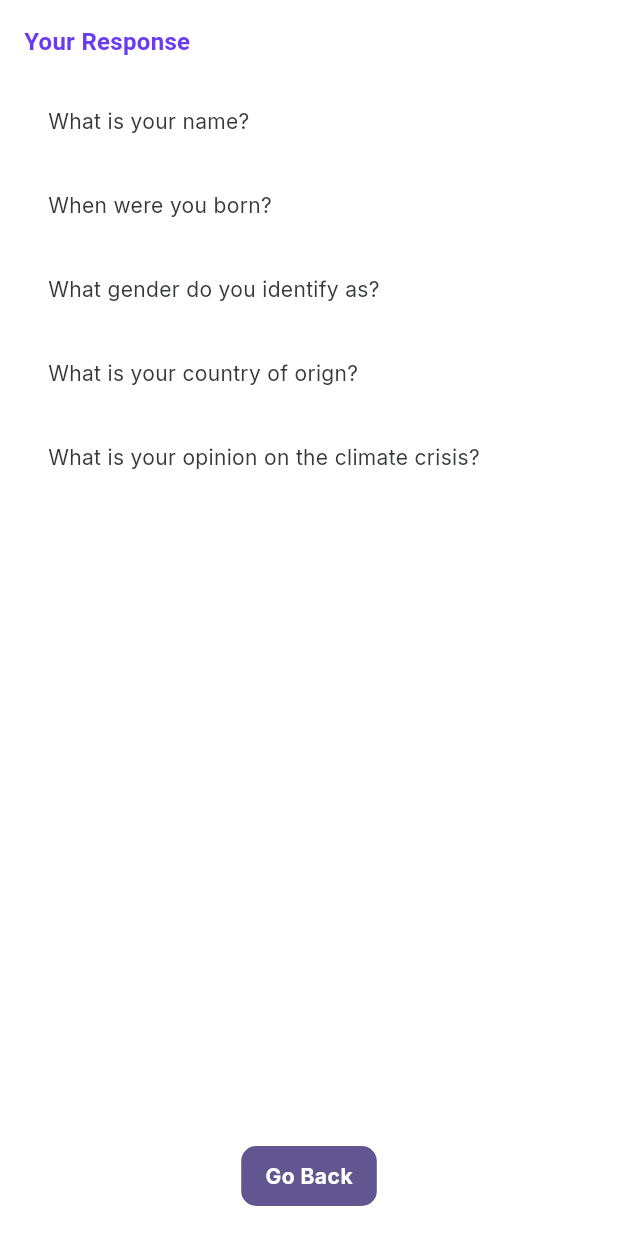
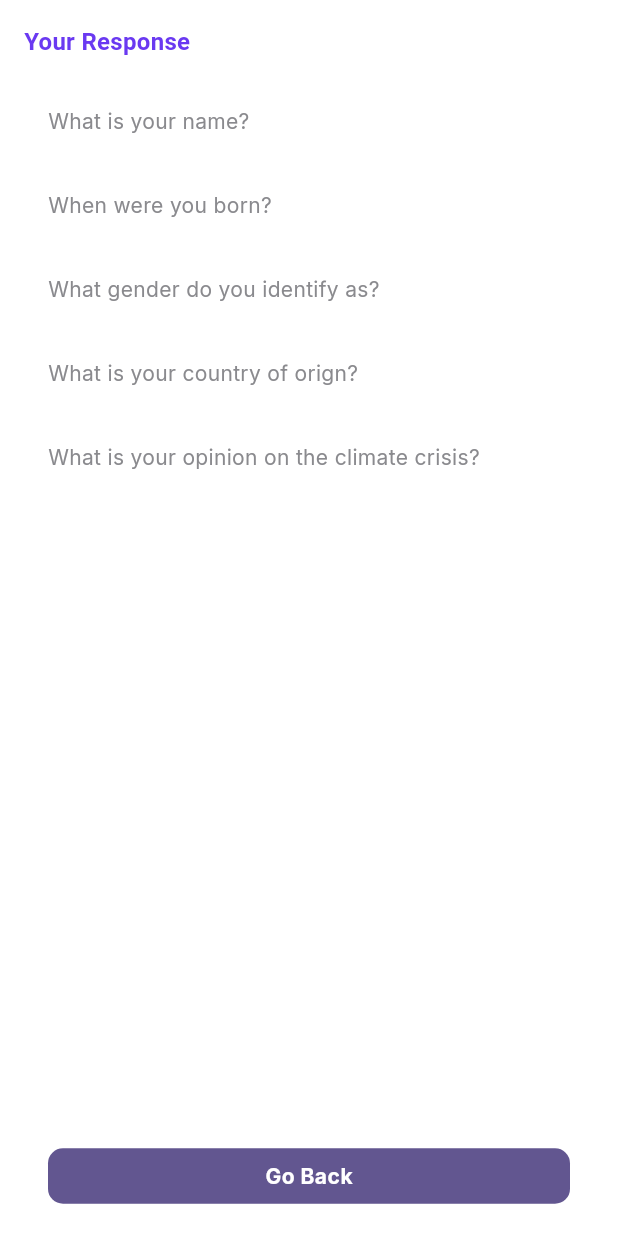
Before and after one commit to sujanpatro-surya/flutter-form-exercise, a Flutter app: the FormResponse screen opened directly with empty values, on a phone screen of 412 x 824 dp. Run offline on Flutter 3.47's test engine with Material 2 defaults, Android fonts, the phone set to English and light mode, and no system bars; generated files the repository leaves out were written again.

Commit message:
Implemented Form Response page

```diff
--- a/lib/on_generate_routes.dart
+++ b/lib/on_generate_routes.dart
@@ -14,7 +14,7 @@ class GenerateRoute {
 
       case ('/formResponse') : {
         return MaterialPageRoute(
-          builder: (context) => FormResponse(),
+          builder: (context) => const FormResponse(),
           settings: settings
         );
       }
--- a/lib/screens/common_util.dart
+++ b/lib/screens/common_util.dart
@@ -46,3 +46,12 @@ PreferredSizeWidget customAppBar(Text title) {
 }
 
 const double _appBarTitleBottomPadding = 12;
+
+Size getButtonSize(BuildContext context) {
+  if (MediaQuery.of(context).orientation == Orientation.landscape) {
+    return const Size(0, 0);
+  }
+  else {
+    return const Size(double.infinity, 0);
+  }
+}
--- a/lib/screens/form/sections/submit.dart
+++ b/lib/screens/form/sections/submit.dart
@@ -2,6 +2,8 @@ import 'package:flutter/material.dart';
 import 'package:flutter_form_exercise/screens/form/common_values.dart';
 import 'package:flutter_form_exercise/theme/colors.dart';
 import 'package:flutter_gen/gen_l10n/app_localizations.dart';
+import '../../../user_opinion.dart';
+import '../../common_util.dart';
 import 'alert_dialog.dart';
 
 class SubmitButton extends StatelessWidget {
@@ -35,24 +37,26 @@ class SubmitButton extends StatelessWidget {
     );
   }
 
-  Size getButtonSize(BuildContext context) {
-    if (MediaQuery.of(context).orientation == Orientation.landscape) {
-      return const Size(0, 0);
-    }
-    else {
-      return const Size(double.infinity, 0);
-    }
-  }
-
   void _submitForm(BuildContext context) {
+    UserOpinion userOpinion = _getUserOpinionInstance();
     showDialog<bool>(
       context: context,
       builder: (context) => alertDialogBox(context)
     ).then((action) {
       if (action!) {
-        // TODO: Navigate to form response page, with form field values as argument
+        Navigator.pushNamed(context, '/formResponse', arguments: userOpinion);
       }
     });
     resetFormState();
   }
 }
+
+UserOpinion _getUserOpinionInstance() {
+  return UserOpinion(
+    FormFieldValues.name!,
+    FormFieldValues.dateController.text,
+    FormFieldValues.gender,
+    FormFieldValues.originCountry,
+    FormFieldValues.opinion
+  );
+}
--- a/lib/screens/form_response/form_response.dart
+++ b/lib/screens/form_response/form_response.dart
@@ -1,5 +1,6 @@
 import 'package:flutter/material.dart';
 import 'package:flutter_form_exercise/screens/form/common_values.dart';
+import 'package:flutter_form_exercise/theme/colors.dart';
 import 'package:flutter_gen/gen_l10n/app_localizations.dart';
 
 import '../../user_opinion.dart';
@@ -7,20 +8,16 @@ import '../common_util.dart';
 
 class FormResponse extends StatelessWidget {
   const FormResponse({Key? key}) : super(key: key);
-  static const double _submitButtonLandscapeWidth = 99;
-  static late double _submitButtonWidth;
+  static const double _buttonElevation = 0;
+  static const double _buttonBorderRadius = 10;
+  static const double _buttonTextVerticalPadding = 10;
+  static const double _buttonTextHorizontalPadding = 20;
 
   @override
   Widget build(BuildContext context) {
     final UserOpinion userOpinion = ModalRoute.of(context)!.settings.arguments as UserOpinion;
     final AppLocalizations appLocalizations = AppLocalizations.of(context)!;
-
-    if (MediaQuery.of(context).orientation == Orientation.portrait){
-      _submitButtonWidth = double.infinity;
-    }
-    // else {
-    //   _submitButtonWidth = _submitButtonLandscapeWidth;
-    // }
+    final ThemeData theme = Theme.of(context);
 
     return Scaffold(
       appBar: buildAppBar(
@@ -46,7 +43,7 @@ class FormResponse extends StatelessWidget {
                   runAlignment: WrapAlignment.start,
                   alignment: WrapAlignment.center,
                   runSpacing: AppPaddings.large,
-                  children: responseFields(appLocalizations, userOpinion),
+                  children: responseFields(appLocalizations, userOpinion, theme.textTheme),
                 ),
               ),
             ),
@@ -54,16 +51,16 @@ class FormResponse extends StatelessWidget {
           Padding(
             padding: const EdgeInsets.fromLTRB(AppPaddings.xlarge, AppPaddings.large, AppPaddings.xlarge, AppPaddings.large),
             child: ElevatedButton(
-              style: ButtonStyle(
-                elevation: MaterialStateProperty.all<double>(0),
-                shape: MaterialStateProperty.all<RoundedRectangleBorder>(
-                  RoundedRectangleBorder(
-                    borderRadius: BorderRadius.circular(10)
-                  )
+              style: ElevatedButton.styleFrom(
+                padding: const EdgeInsets.symmetric(
+                  vertical: _buttonTextVerticalPadding,
+                  horizontal: _buttonTextHorizontalPadding
                 ),
-                fixedSize: MaterialStateProperty.all(
-                  Size(_submitButtonWidth, 40)
+                elevation: _buttonElevation,
+                shape: RoundedRectangleBorder(
+                  borderRadius: BorderRadius.circular(_buttonBorderRadius)
                 ),
+                minimumSize: getButtonSize(context)
               ),
               onPressed: () => Navigator.pop(context),
               child: Text(appLocalizations.goBackButtonText)
@@ -74,61 +71,68 @@ class FormResponse extends StatelessWidget {
     );
   }
 
-  List<Widget> responseFields(AppLocalizations appLocalizations, UserOpinion userOpinion) {
-    return [
+  List<Widget> responseFields(AppLocalizations appLocalizations, UserOpinion userOpinion, TextTheme theme) {
+    final List<List<String?>> responses = [
+      [appLocalizations.nameQuestion, userOpinion.name],
+      [appLocalizations.birthDateQuestion, userOpinion.birthDate],
+      [appLocalizations.genderQuestion, userOpinion.gender],
+      [appLocalizations.originCountryQuestion, userOpinion.originCountry],
+      [appLocalizations.opinionQuestion, userOpinion.opinion]
+    ];
+    return responses.map((field) {
+      return buildSection(field.first!, field.last, theme);
+    }).toList();
+    /*return [
       buildSection(
         appLocalizations.nameQuestion,
-        userOpinion.name
+        userOpinion.name,
+        theme
       ),
       buildSection(
         appLocalizations.birthDateQuestion,
-        userOpinion.birthDate
+        userOpinion.birthDate,
+        theme
       ),
       buildSection(
         appLocalizations.genderQuestion,
-        userOpinion.gender
+        userOpinion.gender,
+        theme
       ),
       buildSection(
         appLocalizations.originCountryQuestion,
-        userOpinion.originCountry
+        userOpinion.originCountry,
+        theme
       ),
       buildSection(
         appLocalizations.opinionQuestion,
-        userOpinion.opinion
+        userOpinion.opinion,
+        theme
       ),
-    ];
+    ];*/
   }
 }
 
-Column buildSection(String field, String? value) {
+Column buildSection(String field, String? value, TextTheme theme) {
   return Column(
     crossAxisAlignment: CrossAxisAlignment.start,
     children: [
       SizedBox(
         width: double.infinity,
         child: Padding(
-          padding: const EdgeInsets.only(bottom: 2),
+          padding: const EdgeInsets.only(bottom: AppPaddings.xsmall),
           child: Text(
             field,
-            style: const TextStyle(
-              fontSize: 14,
-              letterSpacing: 0.22,
-              // color: Color(0xFF8A8A8E)
-            ),
+            style: theme.bodyMedium!.copyWith(color: AllAppColors.hint),
           ),
         ),
       ),
       SizedBox(
         width: double.infinity,
         child: Padding(
-          padding: const EdgeInsets.only(top: 2),
+          padding: const EdgeInsets.only(top: AppPaddings.xsmall),
           child: Text(
             value ?? '',
-            style: const TextStyle(
-              fontSize: 16,
-              letterSpacing: 0.2,
-              // color: Color(0xFF36383A)
-            )
+            style: theme.bodyLarge
           )
         ),
       ),
```
